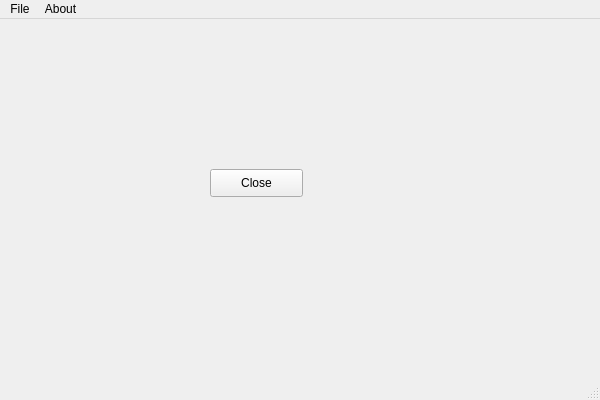
This is FFSDatabaseInterface.ui in shimanskIA/FFS-Software as Qt 5 draws it before an edit. The edited form follows.
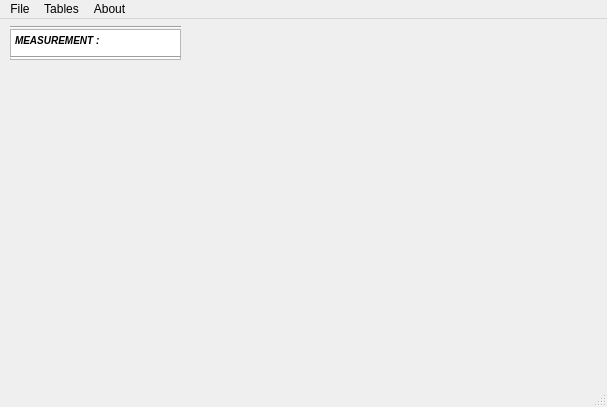
This is the edited form.

Commit message: added table name text browser, connected it w menu tables, added file dialog openning

```diff
--- a/FFSDatabaseInterface.ui
+++ b/FFSDatabaseInterface.ui
@@ -6,25 +6,62 @@
    <rect>
     <x>0</x>
     <y>0</y>
-    <width>600</width>
-    <height>400</height>
+    <width>607</width>
+    <height>407</height>
    </rect>
   </property>
   <property name="windowTitle">
    <string>FFSDatabaseInterface</string>
   </property>
   <widget class="QWidget" name="centralWidget">
-   <widget class="QPushButton" name="pushButton">
+   <widget class="QTextBrowser" name="tableName">
     <property name="geometry">
      <rect>
-      <x>210</x>
-      <y>150</y>
-      <width>93</width>
-      <height>28</height>
+      <x>10</x>
+      <y>10</y>
+      <width>171</width>
+      <height>31</height>
      </rect>
     </property>
-    <property name="text">
-     <string>Close</string>
+    <property name="font">
+     <font>
+      <weight>75</weight>
+      <italic>true</italic>
+      <bold>true</bold>
+     </font>
+    </property>
+    <property name="html">
+     <string>&lt;!DOCTYPE HTML PUBLIC &quot;-//W3C//DTD HTML 4.0//EN&quot; &quot;http://www.w3.org/TR/REC-html40/strict.dtd&quot;&gt;
+&lt;html&gt;&lt;head&gt;&lt;meta name=&quot;qrichtext&quot; content=&quot;1&quot; /&gt;&lt;style type=&quot;text/css&quot;&gt;
+p, li { white-space: pre-wrap; }
+&lt;/style&gt;&lt;/head&gt;&lt;body style=&quot; font-family:'MS Shell Dlg 2'; font-size:7.8pt; font-weight:600; font-style:italic;&quot;&gt;
+&lt;p style=&quot; margin-top:0px; margin-bottom:0px; margin-left:0px; margin-right:0px; -qt-block-indent:0; text-indent:0px;&quot;&gt;MEASUREMENT :&lt;/p&gt;&lt;/body&gt;&lt;/html&gt;</string>
+    </property>
+   </widget>
+   <widget class="Line" name="line">
+    <property name="geometry">
+     <rect>
+      <x>10</x>
+      <y>30</y>
+      <width>171</width>
+      <height>16</height>
+     </rect>
+    </property>
+    <property name="orientation">
+     <enum>Qt::Horizontal</enum>
+    </property>
+   </widget>
+   <widget class="Line" name="line_2">
+    <property name="geometry">
+     <rect>
+      <x>10</x>
+      <y>0</y>
+      <width>171</width>
+      <height>16</height>
+     </rect>
+    </property>
+    <property name="orientation">
+     <enum>Qt::Horizontal</enum>
     </property>
    </widget>
   </widget>
@@ -33,7 +70,7 @@
     <rect>
      <x>0</x>
      <y>0</y>
-     <width>600</width>
+     <width>607</width>
      <height>26</height>
     </rect>
    </property>
@@ -50,7 +87,17 @@
     </property>
     <addaction name="actionInfo"/>
    </widget>
+   <widget class="QMenu" name="menuTables">
+    <property name="title">
+     <string>Tables</string>
+    </property>
+    <addaction name="actionMeasurment"/>
+    <addaction name="actionMeasuring_system"/>
+    <addaction name="actionSample"/>
+    <addaction name="actionEquipment"/>
+   </widget>
    <addaction name="menuFile"/>
+   <addaction name="menuTables"/>
    <addaction name="menuAbout"/>
   </widget>
   <widget class="QStatusBar" name="statusBar"/>
```
Left out of the diff: 22 changed lines with no effect on the pictures. The commit also changes 3 other files.
